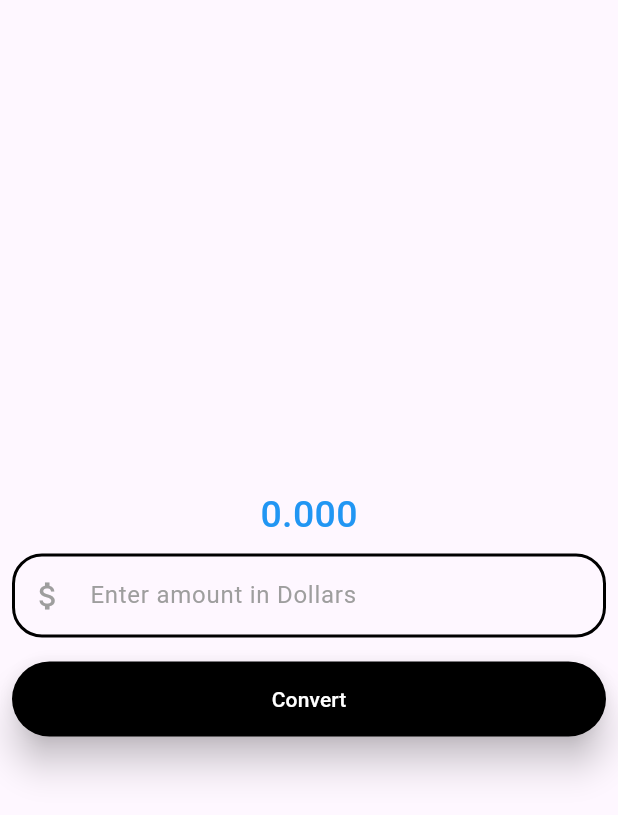
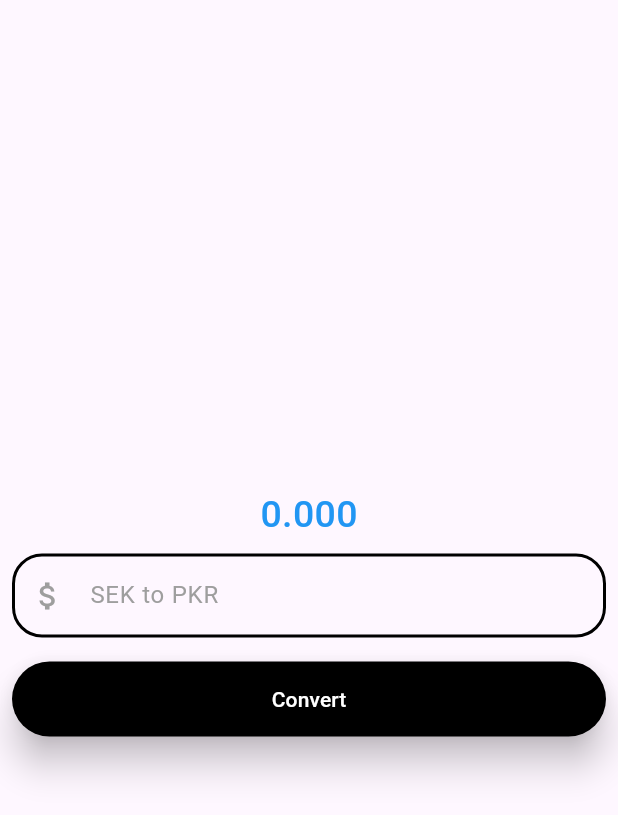
Before and after one commit to abidkhanse/Flutter, a Flutter app: the screen it shows after launch, on a phone screen of 412 x 824 dp. Shown: the top 815 px of the screen. Run offline on Flutter 3.47's test engine with Material 3 defaults, Android fonts, the phone set to English and light mode, and no system bars; our stand-ins replace get; missing offline and left inert: flutter_gap.

Commit message:
e-commerce configuration is implemented

```diff
--- a/currency_convertor/lib/pages/currency_convertor_material.dart
+++ b/currency_convertor/lib/pages/currency_convertor_material.dart
@@ -47,7 +47,7 @@ class _CurrencyConvertMaterialPageState extends State<CurrencyConvertorMaterial>
                 controller: textEditingController,
                 style: const TextStyle(color: Colors.black),
                 decoration: InputDecoration(
-                    hintText: "Enter amount in Dollars",
+                    hintText: "SEK to PKR",
                     hintStyle: const TextStyle(color: Colors.grey),
                     prefixIcon: const Icon(
                       Icons.attach_money, color: Colors.grey,),
@@ -60,11 +60,12 @@ class _CurrencyConvertMaterialPageState extends State<CurrencyConvertorMaterial>
               ),
             ),
 
-            Container(
+            Container (
+
               padding: const EdgeInsets.all(8.0),
               child: ElevatedButton(onPressed: () {
                 setState(() {
-                  result = double.parse(textEditingController.text) * 25;
+                  result = double.parse(textEditingController.text) * 26.5;
                 });
               },
                   style: TextButton.styleFrom(
--- /dev/null
+++ b/e_commerce/lib/app.dart
@@ -0,0 +1,19 @@
+import 'package:e_commerce/utils/theme/theme.dart';
+import 'package:flutter/material.dart';
+
+class App extends StatelessWidget {
+  const App({super.key});
+
+  @override
+  Widget build(BuildContext context) {
+    return MaterialApp (
+
+      debugShowCheckedModeBanner: false,
+
+      themeMode: ThemeMode.system,
+      theme: TAppTheme.lightTheme,
+      darkTheme: TAppTheme.darkTheme,
+
+    );
+  }
+}
--- /dev/null
+++ b/e_commerce/lib/utils/theme/custom_themes/appbar_theme.dart
@@ -0,0 +1,35 @@
+
+import 'package:flutter/material.dart';
+
+class TAppBarTheme {
+
+  TAppBarTheme._();
+
+  static const lightAppBarTheme = AppBarTheme(
+
+    elevation: 0,
+    centerTitle: false,
+    scrolledUnderElevation: 0,
+    backgroundColor: Colors.transparent,
+    surfaceTintColor: Colors.transparent,
+    iconTheme: IconThemeData(color: Colors.black, size: 24),
+    actionsIconTheme: IconThemeData(color: Colors.black, size: 24),
+    titleTextStyle: TextStyle(fontSize: 18, fontWeight: FontWeight.w600, color: Colors.black),
+
+  );
+
+  static const darkAppBarTheme = AppBarTheme(
+
+    elevation: 0,
+    centerTitle: false,
+    scrolledUnderElevation: 0,
+    backgroundColor: Colors.transparent,
+    surfaceTintColor: Colors.transparent,
+    iconTheme: IconThemeData(color: Colors.black, size: 24),
+    actionsIconTheme: IconThemeData(color: Colors.white, size: 24),
+    titleTextStyle: TextStyle(fontSize: 18, fontWeight: FontWeight.w600, color: Colors.black),
+
+  );
+
+
+}
--- /dev/null
+++ b/e_commerce/lib/utils/theme/custom_themes/bottom_sheet_theme.dart
@@ -0,0 +1,33 @@
+import 'package:flutter/material.dart';
+
+class TBottomSheetTheme {
+
+  TBottomSheetTheme._();
+
+  static BottomSheetThemeData lightBottomSheetTheme = BottomSheetThemeData (
+
+    showDragHandle: true,
+    backgroundColor: Colors.white,
+    modalBackgroundColor: Colors.white,
+    constraints: const BoxConstraints(minWidth: double.infinity),
+    shape: RoundedRectangleBorder(borderRadius: BorderRadius.circular(16)),
+
+  );
+
+  static BottomSheetThemeData darkBottomSheetTheme = BottomSheetThemeData (
+
+    showDragHandle: true,
+    backgroundColor: Colors.black,
+    modalBackgroundColor: Colors.black,
+    constraints: const BoxConstraints(minWidth: double.infinity),
+    shape: RoundedRectangleBorder(borderRadius: BorderRadius.circular(16)),
+
+  );
+
+
+
+
+
+
+
+}
--- /dev/null
+++ b/e_commerce/lib/utils/theme/custom_themes/chip_theme.dart
@@ -0,0 +1,22 @@
+import 'package:flutter/material.dart';
+
+class TChipTheme {
+
+  static ChipThemeData lightChipTheme = ChipThemeData(
+    disabledColor: Colors.grey.withOpacity(0.4),
+    labelStyle: const TextStyle(color: Colors.black),
+    selectedColor: Colors.blue,
+    padding: const EdgeInsets.symmetric(horizontal: 12, vertical: 12),
+    checkmarkColor: Colors.white,
+  );
+
+  static ChipThemeData darkChipTheme = const ChipThemeData(
+    disabledColor: Colors.grey,
+    labelStyle: const TextStyle(color: Colors.white),
+    selectedColor: Colors.blue,
+    padding: const EdgeInsets.symmetric(horizontal: 12, vertical: 12),
+    checkmarkColor: Colors.white,
+  );
+
+
+}
--- /dev/null
+++ b/e_commerce/lib/utils/theme/custom_themes/elevated_button_theme.dart
@@ -0,0 +1,42 @@
+import 'package:flutter/material.dart';
+
+class TElevatedButtonTheme {
+
+  TElevatedButtonTheme._();
+
+  // Light Theme
+  static final lightElevatedButtonTheme = ElevatedButtonThemeData(
+    style: ElevatedButton.styleFrom (
+      elevation: 0,
+      foregroundColor: Colors.white,
+      backgroundColor: Colors.blue,
+      disabledForegroundColor: Colors.grey,
+      disabledBackgroundColor: Colors.grey,
+
+      side: const BorderSide(color: Colors.blue),
+      padding: const EdgeInsets.symmetric(vertical: 18),
+      textStyle: const TextStyle(fontSize: 16, color: Colors.white, fontWeight: FontWeight.w600),
+      shape: RoundedRectangleBorder(borderRadius: BorderRadius.circular(12)),
+    )
+  );
+
+  // Light Theme
+  static final darkElevatedButtonTheme = ElevatedButtonThemeData(
+      style: ElevatedButton.styleFrom (
+        elevation: 0,
+        foregroundColor: Colors.white,
+        backgroundColor: Colors.blue,
+        disabledForegroundColor: Colors.grey,
+        disabledBackgroundColor: Colors.grey,
+
+        side: const BorderSide(color: Colors.blue),
+        padding: const EdgeInsets.symmetric(vertical: 18),
+        textStyle: const TextStyle(fontSize: 16, color: Colors.white, fontWeight: FontWeight.w600),
+        shape: RoundedRectangleBorder(borderRadius: BorderRadius.circular(12)),
+      )
+  );
+
+
+
+
+}
--- /dev/null
+++ b/e_commerce/lib/utils/theme/custom_themes/outlined_button_theme.dart
@@ -0,0 +1,29 @@
+import 'package:flutter/material.dart';
+
+class TOutlinedButtonTheme {
+
+  TOutlinedButtonTheme._();
+
+  static final lightOutLinedButtonTheme = OutlinedButtonThemeData(
+    style: OutlinedButton.styleFrom(
+      elevation: 0,
+      foregroundColor: Colors.black,
+      side: const BorderSide(color: Colors.blue),
+      textStyle: const TextStyle(fontSize: 16, color: Colors.black, fontWeight: FontWeight.w600),
+      padding: const EdgeInsets.symmetric(vertical: 16, horizontal: 20),
+      shape: RoundedRectangleBorder(borderRadius: BorderRadius.circular(14))
+    )
+  );
+
+  static final darkOutLinedButtonTheme = OutlinedButtonThemeData(
+      style: OutlinedButton.styleFrom(
+          elevation: 0,
+          foregroundColor: Colors.white,
+          side: const BorderSide(color: Colors.blue),
+          textStyle: const TextStyle(fontSize: 16, color: Colors.white, fontWeight: FontWeight.w600),
+          padding: const EdgeInsets.symmetric(vertical: 16, horizontal: 20),
+          shape: RoundedRectangleBorder(borderRadius: BorderRadius.circular(14))
+      )
+  );
+
+}
--- /dev/null
+++ b/e_commerce/lib/utils/theme/custom_themes/text_field_theme.dart
@@ -0,0 +1,87 @@
+import 'package:flutter/material.dart';
+
+class TTextFormFieldTheme {
+
+  TTextFormFieldTheme._();
+
+  static InputDecorationTheme lightInputDecorationTheme = InputDecorationTheme (
+
+    errorMaxLines: 3,
+    prefixIconColor: Colors.grey,
+    suffixIconColor: Colors.grey,
+
+    labelStyle: const TextStyle().copyWith(fontSize: 14, color: Colors.black),
+    hintStyle: const TextStyle().copyWith(fontSize: 14, color: Colors.black),
+    errorStyle: const TextStyle().copyWith(fontStyle: FontStyle.normal),
+    floatingLabelStyle: const TextStyle().copyWith(color: Colors.black.withOpacity(0.8)),
+
+    border: const OutlineInputBorder().copyWith (
+      borderRadius: BorderRadius.circular(14),
+      borderSide: const BorderSide(width: 1, color: Colors.grey)
+    ),
+
+    enabledBorder: const OutlineInputBorder().copyWith(
+        borderRadius: BorderRadius.circular(14),
+        borderSide: const BorderSide(width: 1, color: Colors.grey)
+    ),
+
+    focusedBorder: const OutlineInputBorder().copyWith(
+        borderRadius: BorderRadius.circular(14),
+        borderSide: const BorderSide(width: 1, color: Colors.black12)
+    ),
+
+    errorBorder: const OutlineInputBorder().copyWith(
+        borderRadius: BorderRadius.circular(14),
+        borderSide: const BorderSide(width: 1, color: Colors.red)
+    ),
+
+    focusedErrorBorder: const OutlineInputBorder().copyWith(
+        borderRadius: BorderRadius.circular(14),
+        borderSide: const BorderSide(width: 1, color: Colors.orange)
+    )
+
+  );
+
+
+  static InputDecorationTheme darkInputDecorationTheme = InputDecorationTheme (
+
+      errorMaxLines: 3,
+      prefixIconColor: Colors.grey,
+      suffixIconColor: Colors.grey,
+
+      labelStyle: const TextStyle().copyWith(fontSize: 14, color: Colors.white),
+      hintStyle: const TextStyle().copyWith(fontSize: 14, color: Colors.white),
+      errorStyle: const TextStyle().copyWith(fontStyle: FontStyle.normal),
+      floatingLabelStyle: const TextStyle().copyWith(color: Colors.white.withOpacity(0.8)),
+
+      border: const OutlineInputBorder().copyWith (
+          borderRadius: BorderRadius.circular(14),
+          borderSide: const BorderSide(width: 1, color: Colors.grey)
+      ),
+
+      enabledBorder: const OutlineInputBorder().copyWith(
+          borderRadius: BorderRadius.circular(14),
+          borderSide: const BorderSide(width: 1, color: Colors.grey)
+      ),
+
+      focusedBorder: const OutlineInputBorder().copyWith(
+          borderRadius: BorderRadius.circular(14),
+          borderSide: const BorderSide(width: 1, color: Colors.white)
+      ),
+
+      errorBorder: const OutlineInputBorder().copyWith(
+          borderRadius: BorderRadius.circular(14),
+          borderSide: const BorderSide(width: 1, color: Colors.red)
+      ),
+
+      focusedErrorBorder: const OutlineInputBorder().copyWith(
+          borderRadius: BorderRadius.circular(14),
+          borderSide: const BorderSide(width: 1, color: Colors.orange)
+      )
+
+  );
+
+
+
+
+}
--- /dev/null
+++ b/e_commerce/lib/utils/theme/custom_themes/text_themes.dart
@@ -0,0 +1,44 @@
+import 'package:flutter/material.dart';
+
+class TTextTheme{
+  TTextTheme._();
+
+  static TextTheme lightTextTheme = TextTheme (
+
+    headlineLarge: const TextStyle().copyWith(fontSize: 32, fontWeight: FontWeight.bold, color: Colors.black),
+    headlineMedium: const TextStyle().copyWith(fontSize: 24, fontWeight: FontWeight.w600, color: Colors.black),
+    headlineSmall: const TextStyle().copyWith(fontSize: 18, fontWeight: FontWeight.w600, color: Colors.black),
+
+    titleLarge: const TextStyle().copyWith(fontSize: 16, fontWeight: FontWeight.w600, color: Colors.black),
+    titleMedium: const TextStyle().copyWith(fontSize: 16, fontWeight: FontWeight.w500, color: Colors.black),
+    titleSmall: const TextStyle().copyWith(fontSize: 16, fontWeight: FontWeight.w400, color: Colors.black),
+
+    bodyLarge: const TextStyle().copyWith(fontSize: 14, fontWeight: FontWeight.w500, color: Colors.black),
+    bodyMedium: const TextStyle().copyWith(fontSize: 14, fontWeight: FontWeight.normal, color: Colors.black),
+    bodySmall: const TextStyle().copyWith(fontSize: 14, fontWeight: FontWeight.w500, color: Colors.black.withOpacity(0.5)),
+
+    labelLarge: const TextStyle().copyWith(fontSize: 12, fontWeight: FontWeight.normal, color: Colors.black),
+    labelMedium: const TextStyle().copyWith(fontSize: 12, fontWeight: FontWeight.normal, color: Colors.black.withOpacity(0.5)),
+
+  );
+
+  static TextTheme darkTextTheme = TextTheme(
+
+    headlineLarge: const TextStyle().copyWith(fontSize: 32, fontWeight: FontWeight.bold, color: Colors.white),
+    headlineMedium: const TextStyle().copyWith(fontSize: 24, fontWeight: FontWeight.w600, color: Colors.white),
+    headlineSmall: const TextStyle().copyWith(fontSize: 18, fontWeight: FontWeight.w600, color: Colors.white),
+
+    titleLarge: const TextStyle().copyWith(fontSize: 16, fontWeight: FontWeight.w600, color: Colors.white),
+    titleMedium: const TextStyle().copyWith(fontSize: 16, fontWeight: FontWeight.w500, color: Colors.white),
+    titleSmall: const TextStyle().copyWith(fontSize: 16, fontWeight: FontWeight.w400, color: Colors.white),
+
+    bodyLarge: const TextStyle().copyWith(fontSize: 14, fontWeight: FontWeight.w500, color: Colors.white),
+    bodyMedium: const TextStyle().copyWith(fontSize: 14, fontWeight: FontWeight.normal, color: Colors.white),
+    bodySmall: const TextStyle().copyWith(fontSize: 14, fontWeight: FontWeight.w500, color: Colors.white.withOpacity(0.5)),
+
+    labelLarge: const TextStyle().copyWith(fontSize: 12, fontWeight: FontWeight.normal, color: Colors.white),
+    labelMedium: const TextStyle().copyWith(fontSize: 12, fontWeight: FontWeight.normal, color: Colors.white.withOpacity(0.5)),
+
+  );
+
+}
--- /dev/null
+++ b/e_commerce/lib/utils/theme/theme.dart
@@ -0,0 +1,52 @@
+import 'package:e_commerce/utils/theme/custom_themes/appbar_theme.dart';
+import 'package:e_commerce/utils/theme/custom_themes/bottom_sheet_theme.dart';
+import 'package:e_commerce/utils/theme/custom_themes/checkbox_theme.dart';
+import 'package:e_commerce/utils/theme/custom_themes/chip_theme.dart';
+import 'package:e_commerce/utils/theme/custom_themes/elevated_button_theme.dart';
+import 'package:e_commerce/utils/theme/custom_themes/text_field_theme.dart';
+import 'package:flutter/material.dart';
+import 'custom_themes/outlined_button_theme.dart';
+import 'custom_themes/text_themes.dart';
+
+class TAppTheme {
+
+  TAppTheme._();
+
+  static ThemeData lightTheme = ThemeData (
+
+    useMaterial3: true,
+    fontFamily: 'Poppins',
+    brightness: Brightness.light,
+    primaryColor: Colors.blue,
+    scaffoldBackgroundColor: Colors.white,
+    textTheme: TTextTheme.lightTextTheme,
+    chipTheme: TChipTheme.lightChipTheme,
+    appBarTheme: TAppBarTheme.lightAppBarTheme,
+    checkboxTheme: TCheckboxTheme.lightCheckBoxTheme,
+    bottomSheetTheme: TBottomSheetTheme.lightBottomSheetTheme,
+    elevatedButtonTheme: TElevatedButtonTheme.lightElevatedButtonTheme,
+    inputDecorationTheme: TTextFormFieldTheme.lightInputDecorationTheme,
+    outlinedButtonTheme: TOutlinedButtonTheme.lightOutLinedButtonTheme,
+
+  );
+
+  static ThemeData darkTheme = ThemeData (
+
+    useMaterial3: true,
+    fontFamily: 'Poppins',
+    brightness: Brightness.dark,
+    primaryColor: Colors.blue,
+    textTheme: TTextTheme.darkTextTheme,
+    chipTheme: TChipTheme.darkChipTheme,
+    scaffoldBackgroundColor: Colors.black,
+    appBarTheme: TAppBarTheme.darkAppBarTheme,
+    checkboxTheme: TCheckboxTheme.darkCheckBoxTheme,
+    bottomSheetTheme: TBottomSheetTheme.darkBottomSheetTheme,
+    elevatedButtonTheme: TElevatedButtonTheme.darkElevatedButtonTheme,
+    inputDecorationTheme: TTextFormFieldTheme.darkInputDecorationTheme,
+    outlinedButtonTheme: TOutlinedButtonTheme.darkOutLinedButtonTheme,
+
+  );
+
+
+}
```
Also changed, not shown: e_commerce/analysis_options.yaml (added, +28 -0 lines), e_commerce/lib/main.dart (added, +8 -0 lines), e_commerce/lib/utils/constants/colors.dart (added, +59 -0 lines), e_commerce/lib/utils/theme/custom_themes/checkbox_theme.dart (added, +45 -0 lines), e_commerce/pubspec.yaml (added, +29 -0 lines), weather_app/lib/weather_screen.dart (+13 -6 lines), 127 other files.
